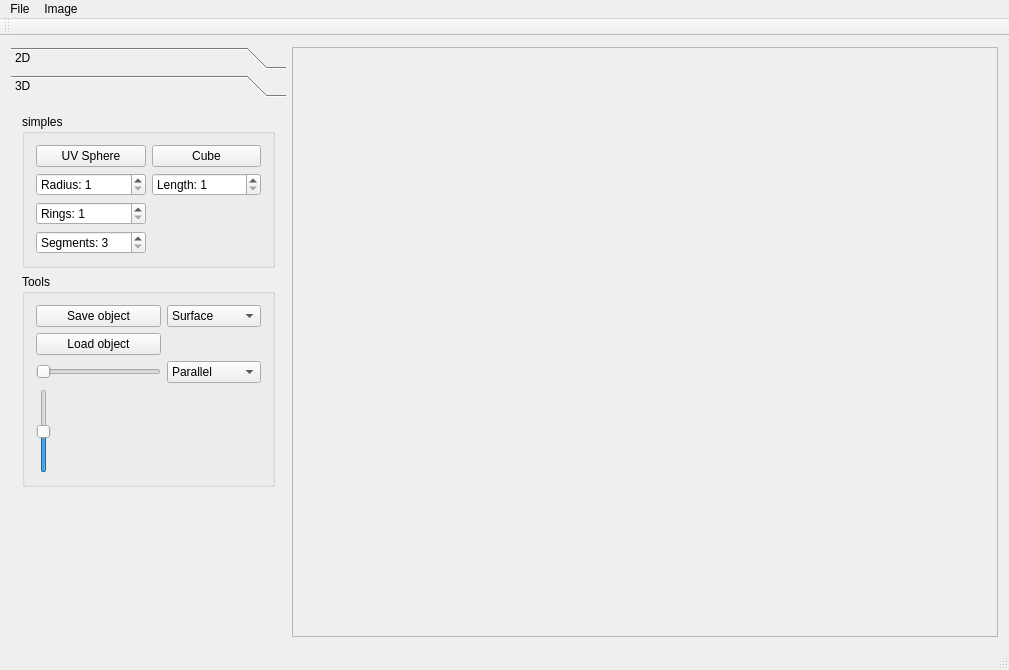
Before: the Qt Designer form src/ImageViewer.ui in IDemandASandwich/ImageViewer, drawn with Qt 5.
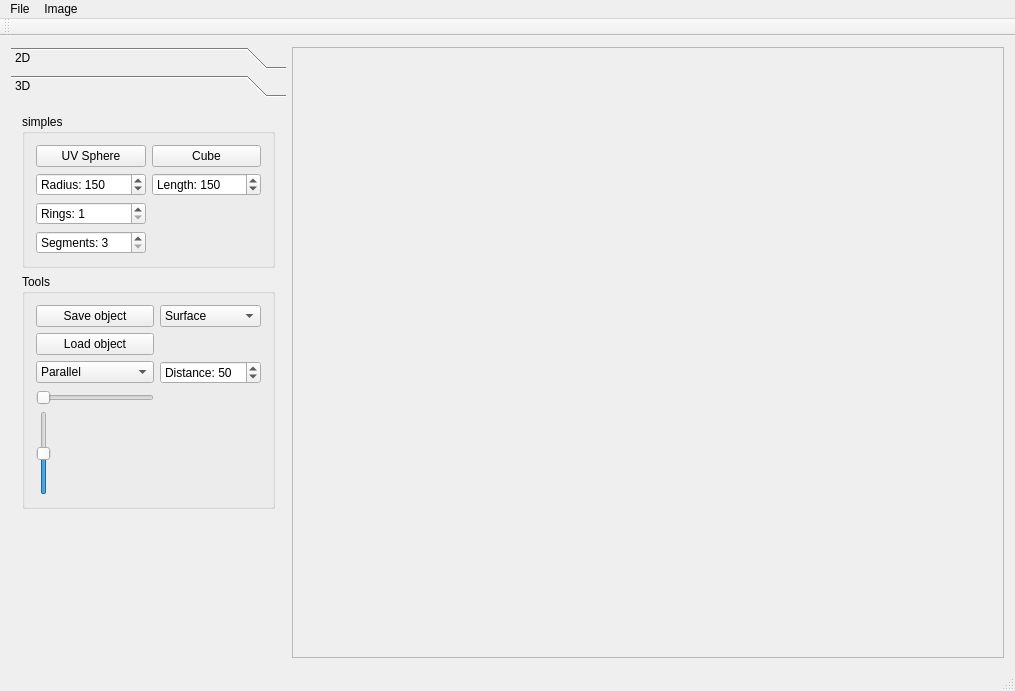
After: the same form once the commit is applied.

What changed in the file:
```diff
--- a/src/ImageViewer.ui
+++ b/src/ImageViewer.ui
@@ -6,8 +6,8 @@
    <rect>
     <x>0</x>
     <y>0</y>
-    <width>1009</width>
-    <height>670</height>
+    <width>1015</width>
+    <height>691</height>
    </rect>
   </property>
   <property name="windowTitle">
@@ -468,7 +468,7 @@
          <x>0</x>
          <y>0</y>
          <width>275</width>
-         <height>537</height>
+         <height>558</height>
         </rect>
        </property>
        <attribute name="label">
@@ -520,8 +520,11 @@
                  <property name="minimum">
                   <number>1</number>
                  </property>
+                 <property name="maximum">
+                  <number>500</number>
+                 </property>
                  <property name="value">
-                  <number>1</number>
+                  <number>150</number>
                  </property>
                 </widget>
                </item>
@@ -536,8 +539,11 @@
                  <property name="minimum">
                   <number>1</number>
                  </property>
+                 <property name="maximum">
+                  <number>500</number>
+                 </property>
                  <property name="value">
-                  <number>1</number>
+                  <number>150</number>
                  </property>
                 </widget>
                </item>
@@ -589,7 +595,7 @@
               <enum>QSlider::NoTicks</enum>
              </property>
              <property name="tickInterval">
-              <number>1</number>
+              <number>0</number>
              </property>
             </widget>
            </item>
@@ -641,7 +647,7 @@
              </property>
             </widget>
            </item>
-           <item row="3" column="2">
+           <item row="2" column="1">
             <widget class="QComboBox" name="comboBoxProjectType">
              <item>
               <property name="text">
@@ -655,6 +661,22 @@
              </item>
             </widget>
            </item>
+           <item row="2" column="2">
+            <widget class="QSpinBox" name="spinBoxDistance">
+             <property name="prefix">
+              <string>Distance: </string>
+             </property>
+             <property name="minimum">
+              <number>1</number>
+             </property>
+             <property name="maximum">
+              <number>500</number>
+             </property>
+             <property name="value">
+              <number>50</number>
+             </property>
+            </widget>
+           </item>
           </layout>
          </widget>
         </item>
@@ -688,8 +710,8 @@
         <rect>
          <x>0</x>
          <y>0</y>
-         <width>708</width>
-         <height>595</height>
+         <width>714</width>
+         <height>616</height>
         </rect>
        </property>
       </widget>
@@ -702,7 +724,7 @@
     <rect>
      <x>0</x>
      <y>0</y>
-     <width>1009</width>
+     <width>1015</width>
      <height>22</height>
     </rect>
    </property>
```
Left out of the diff: 4 changed lines with no effect on the pictures.
